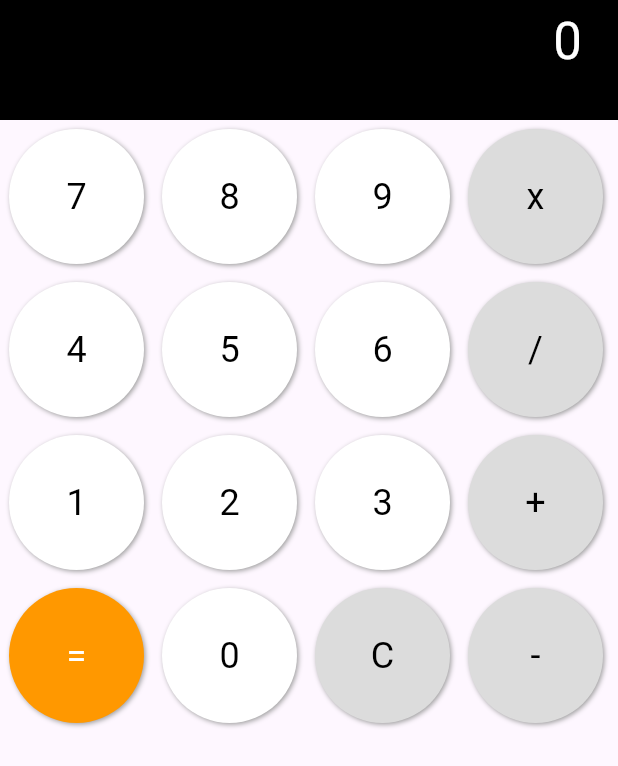
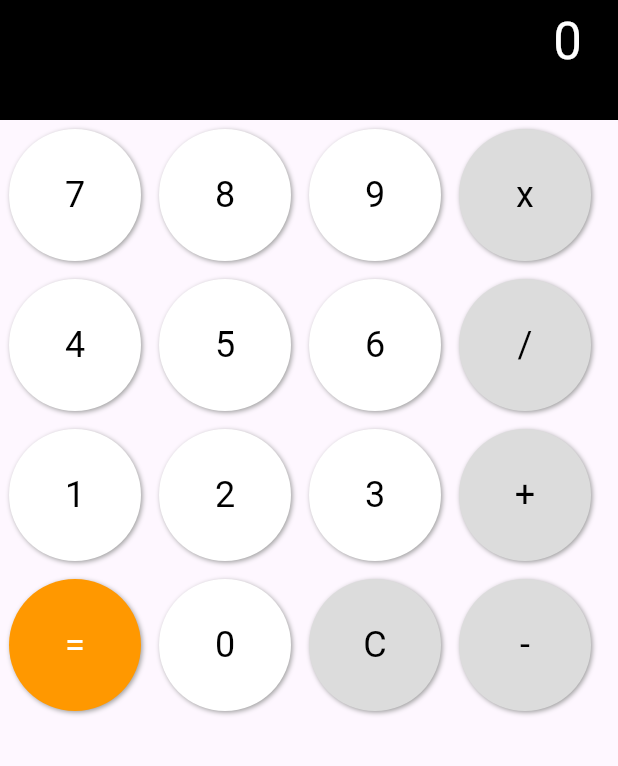
Before and after one commit to DEVAHEAD/calculator_without_bloc, a Flutter app: the screen it shows after launch, on a phone screen of 412 x 824 dp. Shown: the top 766 px of the screen. Run offline on Flutter 3.47's test engine with Material 3 defaults, Android fonts, the phone set to English and light mode, and no system bars.

Commit message:
made button size adaptible

```diff
--- a/lib/main.dart
+++ b/lib/main.dart
@@ -6,7 +6,7 @@ void main() {
 
 class CalculatorApp extends StatelessWidget {
 
-    @override
+  @override
   Widget build(BuildContext context) {
     return MaterialApp(
       title: 'Flutter basic calculator',
@@ -30,39 +30,40 @@ class _CalculationState extends State<Calculation> {
 
   @override
   Widget build(BuildContext context) {
+    double size = (MediaQuery.of(context).size.width - 60 )/ 4.0;
     return Column(
       children: [
         ResultDisplay(text: '0'),
         Row(
           children: [
-            _getButton(text: '7', onTap: () => numberPressed(7)),
-            _getButton(text: '8', onTap: () => numberPressed(8)),
-            _getButton(text: '9', onTap: () => numberPressed(9)),
-            _getButton(text: 'x', onTap: () => operatorPressed('*'), backgroundColor: Color.fromRGBO(220, 220, 220, 1)),
+            _getButton(text: '7', onTap: () => numberPressed(7), size: size),
+            _getButton(text: '8', onTap: () => numberPressed(8), size: size),
+            _getButton(text: '9', onTap: () => numberPressed(9), size: size),
+            _getButton(text: 'x', onTap: () => operatorPressed('*'), backgroundColor: Color.fromRGBO(220, 220, 220, 1), size: size),
           ],
         ),
         Row(
           children: [
-            _getButton(text: '4', onTap: () => numberPressed(4)),
-            _getButton(text: '5', onTap: () => numberPressed(5)),
-            _getButton(text: '6', onTap: () => numberPressed(6)),
-            _getButton(text: '/', onTap: () => operatorPressed('/'), backgroundColor: Color.fromRGBO(220, 220, 220, 1)),
+            _getButton(text: '4', onTap: () => numberPressed(4), size: size),
+            _getButton(text: '5', onTap: () => numberPressed(5), size: size),
+            _getButton(text: '6', onTap: () => numberPressed(6), size: size),
+            _getButton(text: '/', onTap: () => operatorPressed('/'), backgroundColor: Color.fromRGBO(220, 220, 220, 1), size: size),
           ],
         ),
         Row(
           children: [
-            _getButton(text: '1', onTap: () => numberPressed(1)),
-            _getButton(text: '2', onTap: () => numberPressed(2)),
-            _getButton(text: '3', onTap: () => numberPressed(3)),
-            _getButton(text: '+', onTap: () => operatorPressed('+'), backgroundColor: Color.fromRGBO(220, 220, 220, 1))
+            _getButton(text: '1', onTap: () => numberPressed(1), size: size),
+            _getButton(text: '2', onTap: () => numberPressed(2), size: size),
+            _getButton(text: '3', onTap: () => numberPressed(3), size: size),
+            _getButton(text: '+', onTap: () => operatorPressed('+'), backgroundColor: Color.fromRGBO(220, 220, 220, 1), size: size)
           ],
         ),
         Row(
           children: [
-            _getButton(text: '=', onTap: calculateResult, backgroundColor: Colors.orange, textColor: Colors.white),
-            _getButton(text: '0', onTap: () => numberPressed(0)),
-            _getButton(text: 'C', onTap: clear, backgroundColor: Color.fromRGBO(220, 220, 220, 1)),
-            _getButton(text: '-', onTap: () => operatorPressed('-'),backgroundColor: Color.fromRGBO(220, 220, 220, 1)),
+            _getButton(text: '=', onTap: calculateResult, backgroundColor: Colors.orange, textColor: Colors.white, size: size),
+            _getButton(text: '0', onTap: () => numberPressed(0),size: size),
+            _getButton(text: 'C', onTap: clear, backgroundColor: Color.fromRGBO(220, 220, 220, 1),size: size),
+            _getButton(text: '-', onTap: () => operatorPressed('-'),backgroundColor: Color.fromRGBO(220, 220, 220, 1),size: size),
           ],
         ),
       ]
@@ -160,11 +161,11 @@ class CalculatorButton extends StatelessWidget {
 }
 
 
-Widget _getButton({required String text, required VoidCallback onTap, Color backgroundColor = Colors.white, Color textColor = Colors.black}) { //HY [240113] added required
+Widget _getButton({required String text, required VoidCallback onTap, required double size, Color backgroundColor = Colors.white, Color textColor = Colors.black}) { //HY [240113] added required
   return CalculatorButton(
     label: text,
     onTap: onTap,
-    size: 90,
+    size: size,
     backgroundColor: backgroundColor,
     labelColor: textColor,
   );
```
